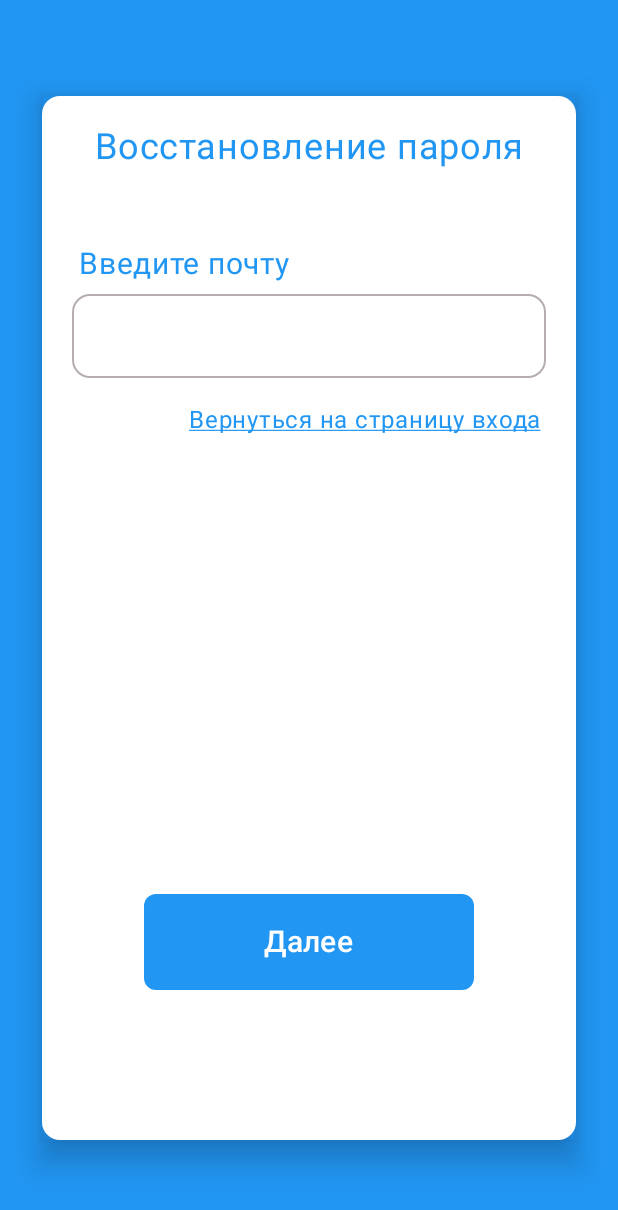
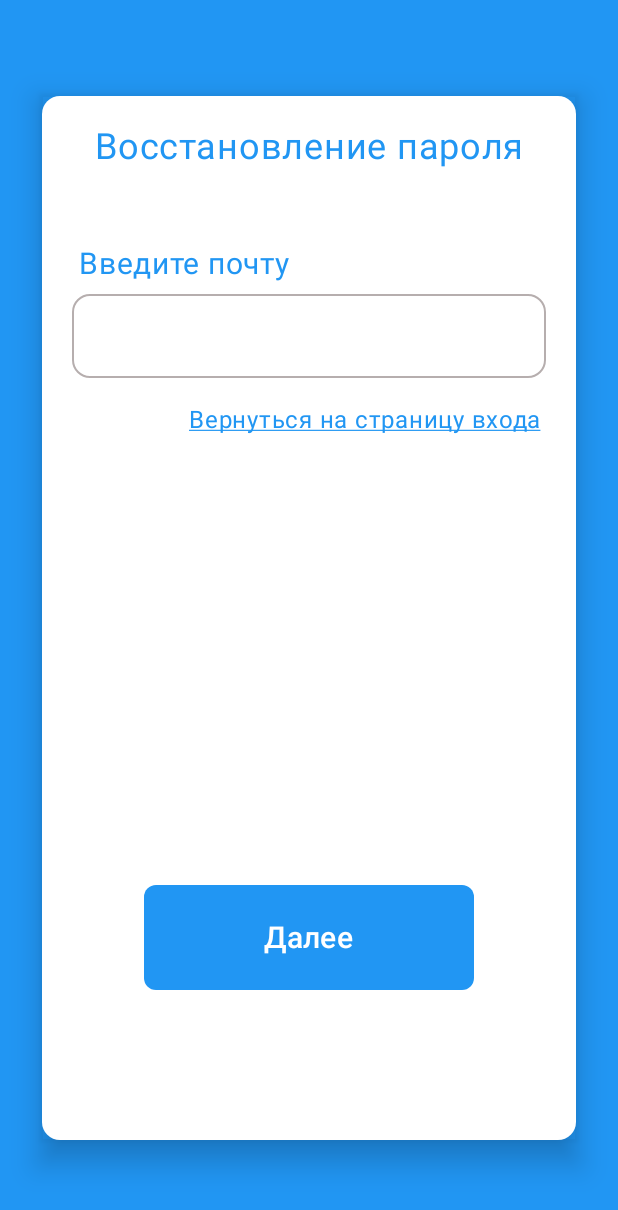
Before and after one commit to lexunok/qrcode-client, an Android app built with Jetpack Compose: the screen it shows after launch (MainActivity), after a tap on "Забыли пароль?", on a phone screen of 412 x 824 dp. Shown: the top 1210 px of the screen. Run offline under Robolectric (Android 15) with nearby library versions, the light colour scheme and no system bars; our stand-ins replace Dagger/Hilt's generated code; 1 statement that could not run was skipped.

Commit message:
add loading animation in login and statistics

```diff
--- a/app/src/main/java/com/lex/qr/components/login/LoginButton.kt
+++ b/app/src/main/java/com/lex/qr/components/login/LoginButton.kt
@@ -1,10 +1,14 @@
 package com.lex.qr.components.login
 
 import androidx.compose.foundation.layout.PaddingValues
+import androidx.compose.foundation.layout.heightIn
 import androidx.compose.foundation.layout.padding
+import androidx.compose.foundation.layout.size
+import androidx.compose.foundation.layout.widthIn
 import androidx.compose.foundation.shape.RoundedCornerShape
 import androidx.compose.material3.Button
 import androidx.compose.material3.ButtonDefaults
+import androidx.compose.material3.CircularProgressIndicator
 import androidx.compose.material3.Text
 import androidx.compose.runtime.Composable
 import androidx.compose.ui.Modifier
@@ -17,11 +21,15 @@ import com.lex.qr.ui.theme.Blue
 fun LoginButton(
     text: String,
     modifier: Modifier,
+    isLoading: Boolean = false,
     onClick: () -> Unit
 ){
     Button(
         onClick = { onClick() },
-        modifier = modifier.padding(bottom = 80.dp),
+        modifier = modifier
+            .padding(bottom = 80.dp)
+            .widthIn(min = 220.dp)
+            .heightIn(min = 70.dp),
         shape = RoundedCornerShape(8.dp),
         colors = ButtonDefaults.buttonColors(
             contentColor = Color.White,
@@ -29,6 +37,14 @@ fun LoginButton(
         ),
         contentPadding = PaddingValues(horizontal = 80.dp, vertical = 20.dp)
     ) {
-        Text(text, fontSize = 20.sp)
+        if (isLoading) {
+            CircularProgressIndicator(
+                color = Color.White,
+                modifier = Modifier.size(20.dp),
+                strokeWidth = 3.dp
+            )
+        } else {
+            Text(text, fontSize = 20.sp)
+        }
     }
 }
--- a/app/src/main/java/com/lex/qr/pages/LoginPage.kt
+++ b/app/src/main/java/com/lex/qr/pages/LoginPage.kt
@@ -101,7 +101,11 @@ fun LoginPage(
                                 )
                             )
                         }
-                        LoginButton("Войти", Modifier.align(Alignment.BottomCenter)){ viewModel.login() }
+                        LoginButton(
+                            "Войти",
+                            Modifier.align(Alignment.BottomCenter),
+                            uiState.isLoading
+                        ){ viewModel.login() }
                     }
                     CurrentLoginPage.PASSWORD_RECOVERY -> {
                         Column {
@@ -119,7 +123,11 @@ fun LoginPage(
                                 )
                             )
                         }
-                        LoginButton("Далее", Modifier.align(Alignment.BottomCenter)){ viewModel.toNewPassword() }
+                        LoginButton(
+                            "Далее",
+                            Modifier.align(Alignment.BottomCenter),
+                            uiState.isLoading
+                        ){ viewModel.toNewPassword() }
                     }
                     CurrentLoginPage.PASSWORD_NEW -> {
                         Column {
@@ -152,7 +160,11 @@ fun LoginPage(
                                 )
                             )
                         }
-                        LoginButton("Сохранить", Modifier.align(Alignment.BottomCenter)){ viewModel.updatePassword() }
+                        LoginButton(
+                            "Сохранить",
+                            Modifier.align(Alignment.BottomCenter),
+                            uiState.isLoading
+                        ){ viewModel.updatePassword() }
                     }
                 }
             }
```
Also changed, not shown: app/src/main/java/com/lex/qr/pages/staff/Statistics.kt (+53 -0 lines), app/src/main/java/com/lex/qr/viewmodels/LoginViewModel.kt (+8 -9 lines).
